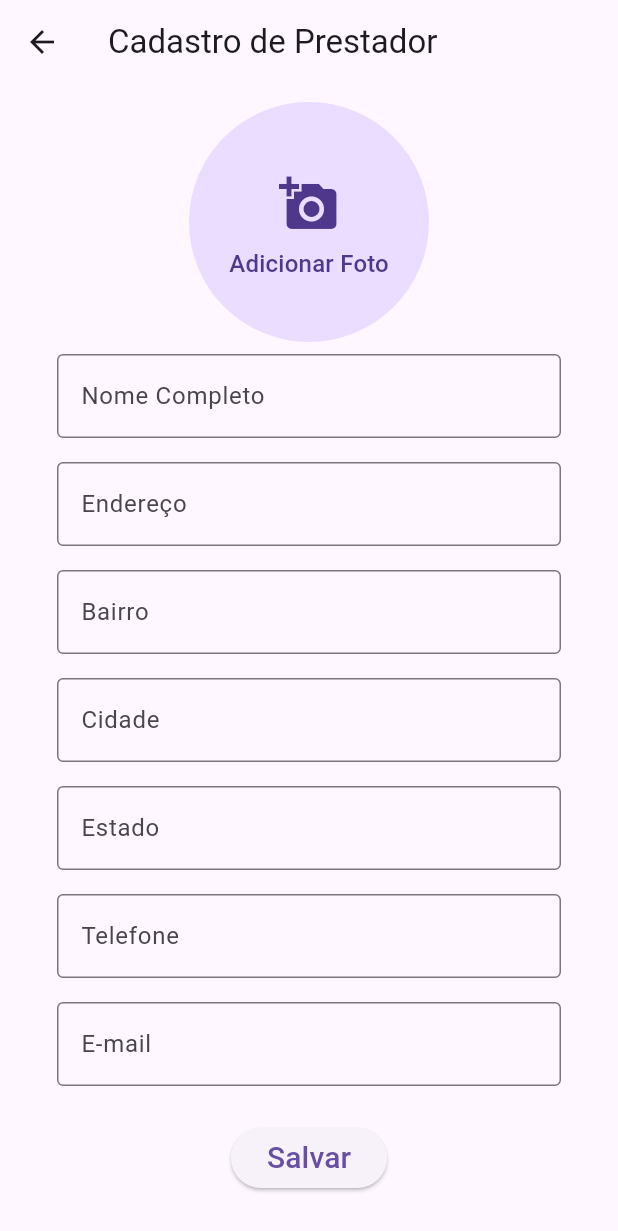
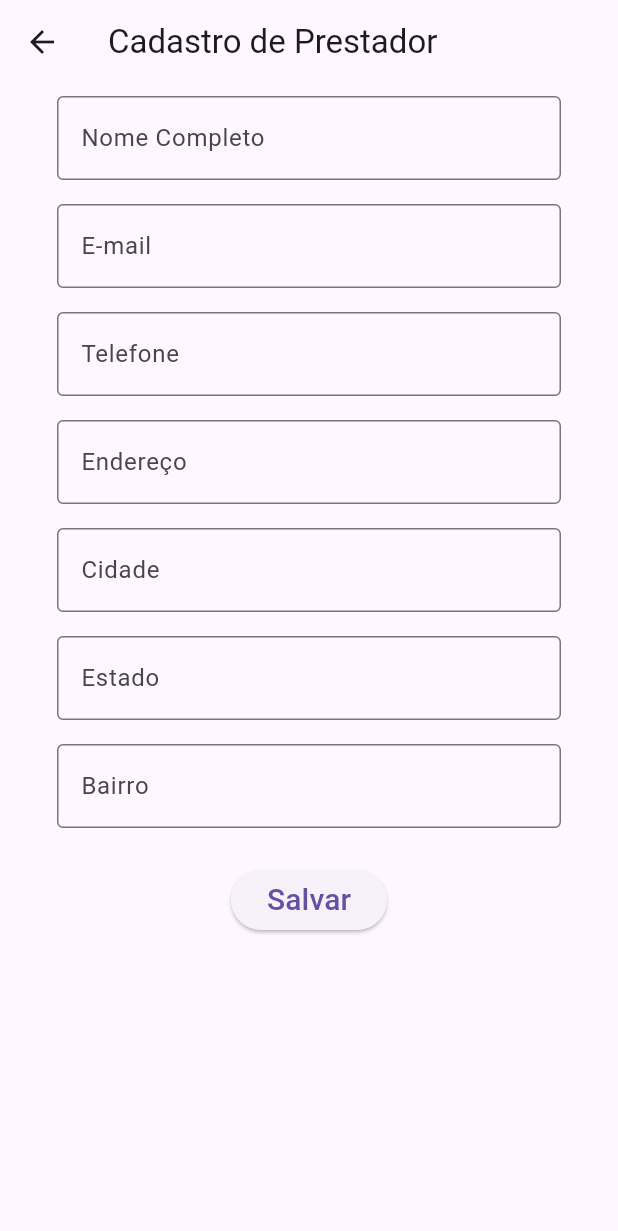
Before and after one commit to AlanJovita/WissenAplicativo, a Flutter app: the CadastroUsuarioPage screen opened directly, after a tap on "Salvar", on a phone screen of 412 x 824 dp. Shown: the top 1231 px of the screen. Run offline on Flutter 3.47's test engine with Material 3 defaults, Android fonts, the phone set to English and light mode, and no system bars; our stand-ins replace appwrite, image_picker.

Commit message:
melhorando o cadastro do usuario

```diff
--- a/wissen/lib/server/models/usuario.dart
+++ b/wissen/lib/server/models/usuario.dart
@@ -8,8 +8,9 @@ class Usuario {
   late String cidade;
   late String estado;
   late String cep;
+  late String bairro;
   late String foto;
-  late String tipo;
+  late String tipoUsuario;
   late String status;
   late DateTime dataNascimento;
   late DateTime dataCadastro;
--- a/wissen/lib/ui/pages/cadastro/cadastro_usuario_page.dart
+++ b/wissen/lib/ui/pages/cadastro/cadastro_usuario_page.dart
@@ -30,11 +30,13 @@ class _CadastroUsuarioPageState extends State<CadastroUsuarioPage> {
 
   @override
   Widget build(BuildContext context) {
+    var usuario = Usuario();
     return Scaffold(
       appBar: AppBar(
         title: const Text('Cadastro de Prestador'),
       ),
-      body: Center(
+      body: SingleChildScrollView(
+        child: Center(
           child: Padding(
             padding: const EdgeInsets.symmetric(horizontal: 30.0),
             child: Form(
@@ -42,49 +44,32 @@ class _CadastroUsuarioPageState extends State<CadastroUsuarioPage> {
               child: Column(
                 mainAxisAlignment: MainAxisAlignment.center,
                 children: <Widget>[
-                Center(
-                  child: GestureDetector(
-                    onTap: () {
-                      _openGallery();
-                    },
-                    child: CircleAvatar(
-                      backgroundImage:
-                          _image != null ? FileImage(File(_image!.path)) : null,
-                      radius: 80,
-                      child: _image != null
-                          ? Container()
-                          : const Column(
-                              mainAxisAlignment: MainAxisAlignment.center,
-                              children: [
-                                Padding(
-                                  padding: EdgeInsets.all(8.0),
-                                  child: Icon(Icons.add_a_photo, size: 40),
-                                ),
-                                Text("Adicionar Foto"),
-                              ],
-                            ),
-                    ),
-                  ),
-                ),
                   rjTextBox("Nome Completo", (value) {
+                    usuario.nome = value;
+                    return null;
+                  }),
+                  rjTextBox("E-mail", (value) {
+                    usuario.email = value;
+                    return null;
+                  }),
+                  rjTextBox("Telefone", (value) {
+                    usuario.telefone = value;
                     return null;
                   }),
                   rjTextBox("Endereço", (value) {
+                    usuario.endereco = value;
+                    return null;
+                  }),
+                  rjTextBox("Cidade", (value) {
+                    usuario.cidade = value;
+                    return null;
+                  }),
+                  rjTextBox("Estado", (value) {
+                    usuario.estado = value;
                     return null;
                   }),
                   rjTextBox("Bairro", (value) {
-                  return null;
-                }),
-                rjTextBox("Cidade", (value) {
-                  return null;
-                }),
-                rjTextBox("Estado", (value) {
-                  return null;
-                }),
-                rjTextBox("Telefone", (value) {
-                  return null;
-                }),
-                rjTextBox("E-mail", (value) {
+                    usuario.bairro = value;
                     return null;
                   }),
                   Padding(
@@ -92,13 +77,16 @@ class _CadastroUsuarioPageState extends State<CadastroUsuarioPage> {
                     child: ElevatedButton(
                       onPressed: () {
                         if (_formKey.currentState!.validate()) {
-                        //_salvarDados
+                          var usuario = Usuario();
+                          usuario.nome = "Nome";
                         }
                       },
-                    child: const Text('Salvar', style: TextStyle(fontSize: 20)),
+                      child:
+                          const Text('Salvar', style: TextStyle(fontSize: 20)),
                     ),
                   ),
                 ],
+              ),
             ),
           ),
         ),
```
Lines whose indentation alone changed are shown as unchanged.
